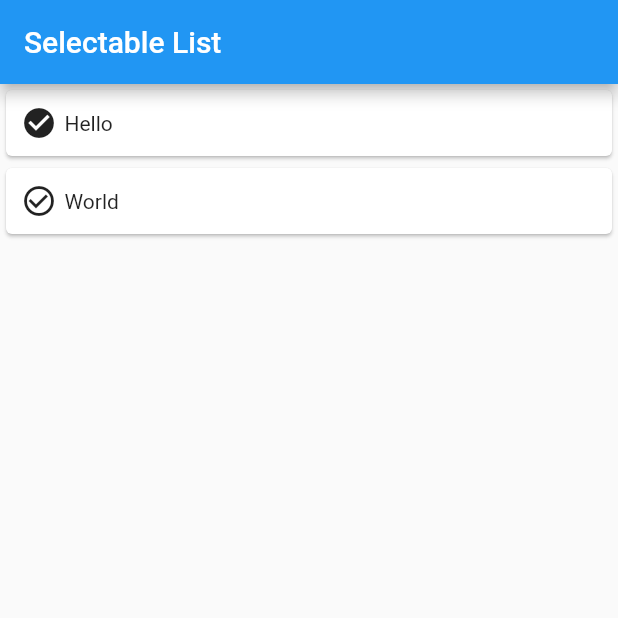
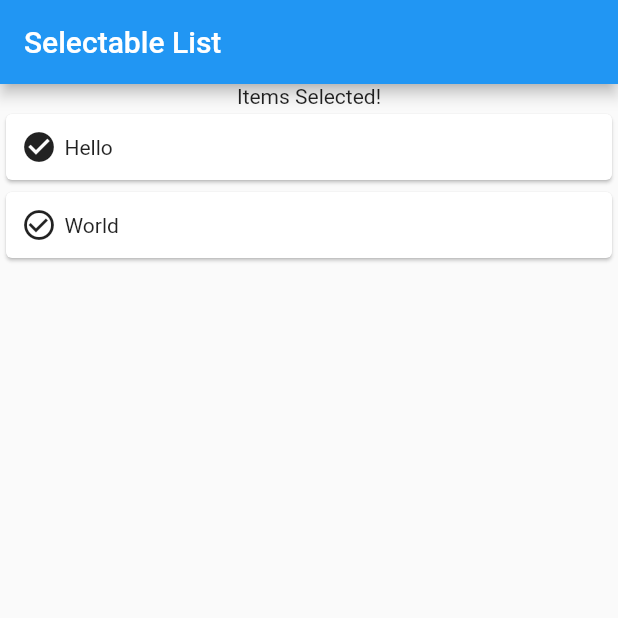
Before and after one commit to jasonjtyler/FlutterTutorials, a Flutter app: the screen it shows after launch, after a tap on the "check circle outline" icon, on a phone screen of 412 x 824 dp, the top half of it. Run offline on Flutter 3.47's test engine with Material 2 defaults, Android fonts, the phone set to English and light mode, and no system bars; our stand-ins replace bloc, flutter_bloc.

Commit message:
Add selection tracking

```diff
--- a/selectable_list/lib/notes_bloc.dart
+++ b/selectable_list/lib/notes_bloc.dart
@@ -43,7 +43,7 @@ class NotesBloc extends Bloc<NotesEvent, NotesState> {
     final List<Note> updatedNotes = List.from((state as NotesLoaded).notes)
       ..map((x) => x.id == event.updatedNote.id ? event.updatedNote : x);
 
-    yield NotesLoaded(updatedNotes);
+    yield NotesLoaded(updatedNotes, _anyNotesSelected(updatedNotes));
   }
 
   Stream<NotesState> _mapDeleteNoteToState(DeleteNote event) async* {
@@ -60,4 +60,8 @@ class NotesBloc extends Bloc<NotesEvent, NotesState> {
     yield NotesLoaded(updatedNotes);
   }
 
+  bool _anyNotesSelected(List<Note> notes) {
+    return notes.where((x) => x.isSelected).length > 0;
+  }
+
 }
--- a/selectable_list/lib/notes_list.dart
+++ b/selectable_list/lib/notes_list.dart
@@ -15,7 +15,10 @@ class NotesList extends StatelessWidget {
           return const Text('Loading...');
         } else if (state is NotesLoaded) {
           var notes = state.notes;
-          return ListView.builder(
+          return Column(children: <Widget>[
+            state.anySelected ? const Text('Items Selected!') : const Text('Nothing selected'),
+            ListView.builder(
+            shrinkWrap: true,
             itemCount: notes.length,
             itemBuilder: (BuildContext context, int index) {
               final note = notes[index];
@@ -35,7 +38,7 @@ class NotesList extends StatelessWidget {
                 )
               );
             }
-          );
+          )]);
         } else {
           return const Text('Unknown state.');
         }
--- a/selectable_list/lib/notes_state.dart
+++ b/selectable_list/lib/notes_state.dart
@@ -9,8 +9,9 @@ class NotesLoading extends NotesState {}
 
 class NotesLoaded extends NotesState {
   final List<Note> notes;
+  final bool anySelected;
 
-  const NotesLoaded([this.notes = const[]]);
+  const NotesLoaded([this.notes = const[], this.anySelected = false]);
 }
 
 class NotesNotLoaded extends NotesState {}
```
